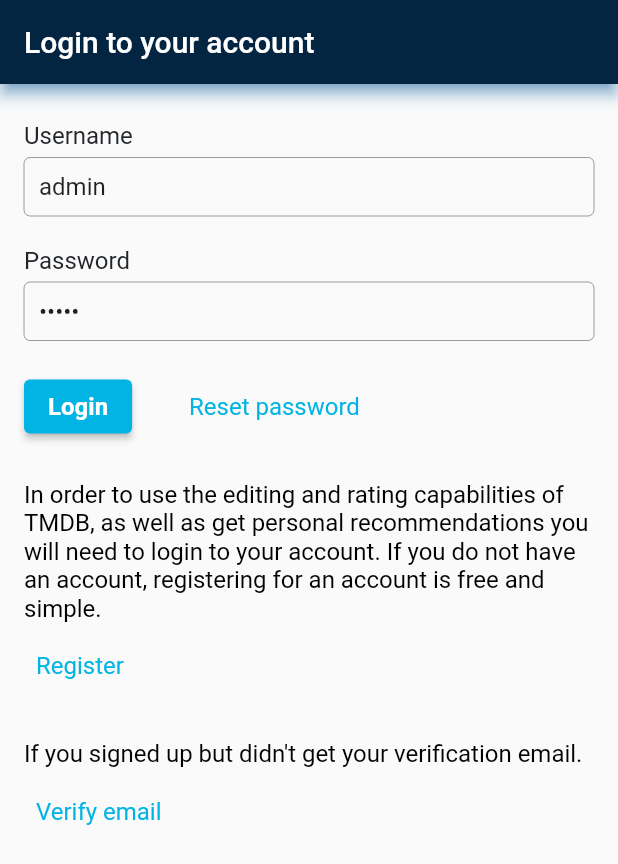
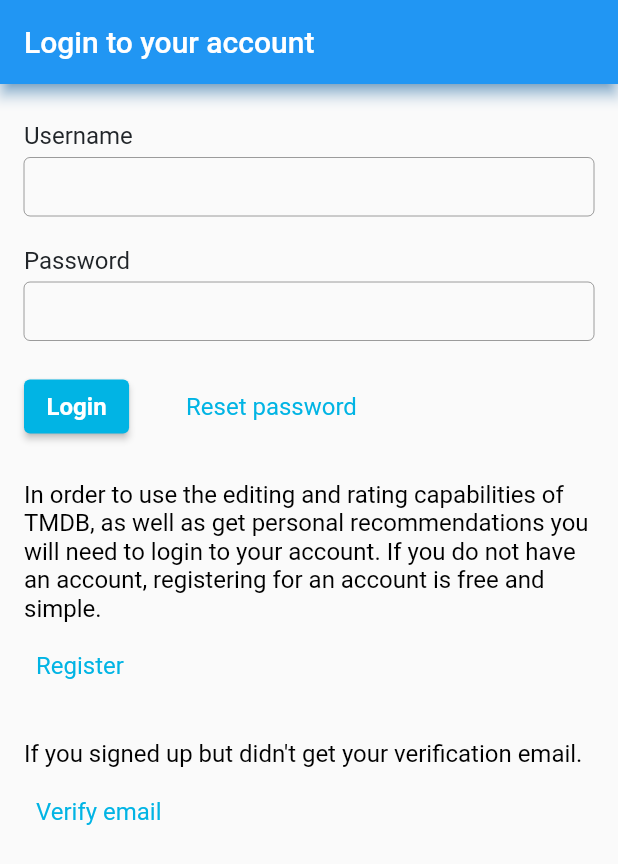
Before and after one commit to Anton533/the-movie-db, a Flutter app: the screen it shows after launch, on a phone screen of 412 x 824 dp. Shown: the top 864 px of the screen. Run offline on Flutter 3.47's test engine with Material 2 defaults, Android fonts, the phone set to English and light mode, and no system bars; statements that could not run were skipped.

Commit message:
add auth_model

```diff
--- a/lib/main.dart
+++ b/lib/main.dart
@@ -1,42 +1,39 @@
 import 'package:flutter/material.dart';
-import 'package:themoviedb/Theme/app_colors.dart';
-import 'package:themoviedb/widgets/auth/auth_widget.dart';
-import 'package:themoviedb/widgets/main_screen/main_screen_widget.dart';
-import 'package:themoviedb/widgets/movie_details_widget/movie_details_widget.dart';
+import 'package:themoviedb/ui/widgets/app/my_app.dart';
 
 void main() {
   runApp(const MyApp());
 }
 
-class MyApp extends StatelessWidget {
-  const MyApp({super.key});
+// class MyApp extends StatelessWidget {
+//   const MyApp({super.key});
 
-  @override
-  Widget build(BuildContext context) {
-    return MaterialApp(
-      title: 'the_movie_db',
-      theme: ThemeData(
-          appBarTheme: const AppBarTheme(
-            backgroundColor: AppColors.mainDarckBlue,
-          ),
-          bottomNavigationBarTheme: const BottomNavigationBarThemeData(
-            backgroundColor: AppColors.mainDarckBlue,
-            selectedItemColor: Colors.white,
-            unselectedItemColor: Colors.grey,
-          )),
-      routes: {
-        '/auth': (context) => const AuthWidget(),
-        '/main_screen': (context) => const MainScreenWidget(),
-        '/main_screen/movie_details': (context) {
-          final arguments = ModalRoute.of(context)?.settings.arguments;
-          if (arguments is int) {
-            return MovieDetailsWidget(movieId: arguments);
-          } else {
-            return const MovieDetailsWidget(movieId: 1);
-          }
-        },
-      },
-      initialRoute: '/auth',
-    );
-  }
-}
+//   @override
+//   Widget build(BuildContext context) {
+//     return MaterialApp(
+//       title: 'the_movie_db',
+//       theme: ThemeData(
+//           appBarTheme: const AppBarTheme(
+//             backgroundColor: AppColors.mainDarckBlue,
+//           ),
+//           bottomNavigationBarTheme: const BottomNavigationBarThemeData(
+//             backgroundColor: AppColors.mainDarckBlue,
+//             selectedItemColor: Colors.white,
+//             unselectedItemColor: Colors.grey,
+//           )),
+//       routes: {
+//         '/auth': (context) => const AuthWidget(),
+//         '/main_screen': (context) => const MainScreenWidget(),
+//         '/main_screen/movie_details': (context) {
+//           final arguments = ModalRoute.of(context)?.settings.arguments;
+//           if (arguments is int) {
+//             return MovieDetailsWidget(movieId: arguments);
+//           } else {
+//             return const MovieDetailsWidget(movieId: 1);
+//           }
+//         },
+//       },
+//       initialRoute: '/auth',
+//     );
+//   }
+// }
--- /dev/null
+++ b/lib/ui/widgets/app/my_app.dart
@@ -0,0 +1,42 @@
+import 'package:flutter/material.dart';
+import 'package:themoviedb/ui/widgets/auth/auth_model.dart';
+import '../../../Theme/app_colors.dart';
+import '../auth/auth_widget.dart';
+import '../main_screen/main_screen_widget.dart';
+import '../movie_details_widget/movie_details_widget.dart';
+
+class MyApp extends StatelessWidget {
+  const MyApp({super.key});
+
+  @override
+  Widget build(BuildContext context) {
+    return MaterialApp(
+      title: 'the_movie_db',
+      theme: ThemeData(
+          appBarTheme: const AppBarTheme(
+            backgroundColor: AppColors.mainDarckBlue,
+          ),
+          bottomNavigationBarTheme: const BottomNavigationBarThemeData(
+            backgroundColor: AppColors.mainDarckBlue,
+            selectedItemColor: Colors.white,
+            unselectedItemColor: Colors.grey,
+          )),
+      routes: {
+        '/auth': (context) => AuthModelProvider(
+              model: AuthModel(),
+              child: const AuthWidget(),
+            ),
+        '/main_screen': (context) => const MainScreenWidget(),
+        '/main_screen/movie_details': (context) {
+          final arguments = ModalRoute.of(context)?.settings.arguments;
+          if (arguments is int) {
+            return MovieDetailsWidget(movieId: arguments);
+          } else {
+            return const MovieDetailsWidget(movieId: 1);
+          }
+        },
+      },
+      initialRoute: '/auth',
+    );
+  }
+}
--- /dev/null
+++ b/lib/ui/widgets/auth/auth_model.dart
@@ -0,0 +1,47 @@
+import 'package:flutter/material.dart';
+
+class AuthModel extends ChangeNotifier {
+  final loginTextController = TextEditingController();
+  final passwordTextController = TextEditingController();
+
+  String? _errorMessage;
+  String? get errorMessage => _errorMessage;
+
+  bool _isAuthProgress = false;
+  bool get canStartAuth => !_isAuthProgress;
+
+  Future<void> auth(BuildContext context) async {}
+}
+
+class AuthModelProvider extends InheritedNotifier {
+  final AuthModel model;
+  const AuthModelProvider({key, required this.model, required Widget child})
+      : super(
+          key: key,
+          notifier: model,
+          child: child,
+        );
+
+  static AuthModelProvider watch(BuildContext context) {
+    final widget =
+        context.dependOnInheritedWidgetOfExactType<AuthModelProvider>();
+    if (widget == null) {
+      throw ErrorDescription(
+          "Widget must be rendered within [AuthModelProvider]");
+    }
+
+    return widget;
+  }
+
+  static AuthModelProvider read(BuildContext context) {
+    final widget = context
+        .getElementForInheritedWidgetOfExactType<AuthModelProvider>()
+        ?.widget;
+
+    if (widget == null || widget is! AuthModelProvider) {
+      throw ErrorDescription(
+          "Widget must be rendered within [AuthModelProvider]");
+    }
+    return widget;
+  }
+}
--- /dev/null
+++ b/lib/ui/widgets/auth/auth_widget.dart
@@ -0,0 +1,290 @@
+import 'package:flutter/material.dart';
+import 'package:themoviedb/ui/theme/app_button_style.dart';
+import 'package:themoviedb/ui/widgets/auth/auth_model.dart';
+
+class AuthWidget extends StatefulWidget {
+  const AuthWidget({super.key});
+
+  @override
+  State<AuthWidget> createState() => _AuthWidgetState();
+}
+
+class _AuthWidgetState extends State<AuthWidget> {
+  @override
+  Widget build(BuildContext context) {
+    return Scaffold(
+      appBar: AppBar(
+        shadowColor: Colors.blue,
+        title: const Text('Login to your account'),
+      ),
+      body: ListView(
+        children: const [
+          _HeaderWidget(),
+        ],
+      ),
+    );
+  }
+}
+
+class _HeaderWidget extends StatelessWidget {
+  const _HeaderWidget();
+
+  @override
+  Widget build(BuildContext context) {
+    const textStyle = TextStyle(
+      fontSize: 16,
+      color: Colors.black,
+    );
+
+    return Padding(
+      padding: const EdgeInsets.symmetric(horizontal: 16),
+      child: Column(
+        crossAxisAlignment: CrossAxisAlignment.start,
+        children: [
+          const SizedBox(height: 25),
+          const _FormWidget(),
+          const SizedBox(height: 25),
+          const Text(
+            'In order to use the editing and rating capabilities of TMDB, as well as get personal recommendations you will need to login to your account. If you do not have an account, registering for an account is free and simple.',
+            style: textStyle,
+          ),
+          const SizedBox(height: 5),
+          TextButton(
+            onPressed: () {},
+            style: AppButtonStyle.linkButton,
+            child: const Text('Register'),
+          ),
+          const SizedBox(height: 25),
+          const Text(
+            'If you signed up but didn\'t get your verification email.',
+            style: textStyle,
+          ),
+          const SizedBox(height: 5),
+          TextButton(
+            onPressed: () {},
+            style: AppButtonStyle.linkButton,
+            child: const Text('Verify email'),
+          ),
+        ],
+      ),
+    );
+  }
+}
+
+class _FormWidget extends StatelessWidget {
+  const _FormWidget({super.key});
+
+  @override
+  Widget build(BuildContext context) {
+    final model = AuthModelProvider.read(context).model;
+    const textStyle = TextStyle(
+      fontSize: 16,
+      color: Color(0xFF212529),
+    );
+
+    // const appColor = Color(0xFF01B4E4);
+
+    const textFieldDecorator = InputDecoration(
+      border: OutlineInputBorder(),
+      isCollapsed: true,
+      contentPadding: EdgeInsets.symmetric(
+        horizontal: 10,
+        vertical: 10,
+      ),
+    );
+
+    return Column(
+      crossAxisAlignment: CrossAxisAlignment.start,
+      children: [
+        const _ErrorMassageWidget(),
+        const Text(
+          'Username',
+          style: textStyle,
+        ),
+        const SizedBox(height: 5),
+        TextField(
+          controller: model.loginTextController, //_loginTextController,
+          decoration: textFieldDecorator,
+        ),
+        const SizedBox(height: 20),
+        const Text(
+          'Password',
+          style: textStyle,
+        ),
+        const SizedBox(height: 5),
+        TextField(
+          controller: model.passwordTextController, //_passwordTextController,
+          decoration: textFieldDecorator,
+          obscureText: true,
+        ),
+        const SizedBox(height: 20),
+        Row(
+          children: [
+            const _AuthButtonWidget(),
+            const SizedBox(width: 30),
+            TextButton(
+              onPressed: () {},
+              style: AppButtonStyle.linkButton,
+              child: const Text('Reset password'),
+            ),
+          ],
+        )
+      ],
+    );
+  }
+}
+
+class _AuthButtonWidget extends StatelessWidget {
+  const _AuthButtonWidget({Key? key}) : super(key: key);
+
+  @override
+  Widget build(BuildContext context) {
+    final model = AuthModelProvider.watch(context).model;
+    const appColor = Color(0xFF01B4E4);
+    final onPressed = model.canStartAuth ? () => model.auth(context) : null;
+
+    return ElevatedButton(
+      onPressed: onPressed, //_auth,
+      style: ButtonStyle(
+        backgroundColor: MaterialStateProperty.all(appColor),
+        foregroundColor: MaterialStateProperty.all(Colors.white),
+        textStyle: MaterialStateProperty.all(
+          const TextStyle(fontSize: 16, fontWeight: FontWeight.w700),
+        ),
+        // ???
+        padding: MaterialStateProperty.all(
+          const EdgeInsets.symmetric(
+            horizontal: 15,
+            vertical: 8,
+          ),
+        ),
+        // ???
+      ),
+      child: const Text('Login'),
+    );
+  }
+}
+
+class _ErrorMassageWidget extends StatelessWidget {
+  const _ErrorMassageWidget();
+
+  @override
+  Widget build(BuildContext context) {
+    final errorMassage = AuthModelProvider.watch(context).model.errorMessage;
+
+    if (errorMassage == null) return const SizedBox.shrink();
+
+    return Padding(
+      padding: const EdgeInsets.only(bottom: 20),
+      child: Text(
+        errorMassage,
+        style: const TextStyle(
+          fontSize: 17,
+          color: Colors.red,
+        ),
+      ),
+    );
+  }
+}
+
+// class _FormWidget extends StatefulWidget {
+//   const _FormWidget();
+
+//   @override
+//   State<_FormWidget> createState() => __FormWidgetState();
+// }
+
+// class __FormWidgetState extends State<_FormWidget> {
+//   final _loginTextController = TextEditingController(text: 'admin');
+//   final _passwordTextController = TextEditingController(text: 'admin');
+//   String errorText = '';
+
+//   void _auth() {
+//     final login = _loginTextController.text;
+//     final password = _passwordTextController.text;
+//     setState(() {
+//       if (login == 'admin' && password == 'admin') {
+//         errorText = '';
+//         // Navigator.of(context).pushNamed('/main_screen');
+//         Navigator.of(context).pushReplacementNamed('/main_screen');
+//       } else {
+//         errorText = 'We couldn\'t validate your login session.';
+//       }
+//     });
+//   }
+
+//   // void _resetPassword() {
+//   //   print('Reset password');
+//   // }
+
+//   @override
+//   Widget build(BuildContext context) {
+//     const textStyle = TextStyle(
+//       fontSize: 16,
+//       color: Color(0xFF212529),
+//     );
+
+//     const appColor = Color(0xFF01B4E4);
+
+//     const textFieldDecorator = InputDecoration(
+//       border: OutlineInputBorder(),
+//       isCollapsed: true,
+//       contentPadding: EdgeInsets.symmetric(
+//         horizontal: 10,
+//         vertical: 10,
+//       ),
+//     );
+
+//     return Column(
+//       crossAxisAlignment: CrossAxisAlignment.start,
+//       children: [
+//         if (errorText != '') ...[
+//           Text(
+//             errorText,
+//             style: const TextStyle(color: Colors.red),
+//           ),
+//           const SizedBox(height: 20)
+//         ],
+//         const Text(
+//           'Username',
+//           style: textStyle,
+//         ),
+//         const SizedBox(height: 5),
+//         TextField(
+//           controller: _loginTextController,
+//           decoration: textFieldDecorator,
+//         ),
+//         const SizedBox(height: 20),
+//         const Text(
+//           'Password',
+//           style: textStyle,
+//         ),
+//         const SizedBox(height: 5),
+//         TextField(
+//           controller: _passwordTextController,
+//           decoration: textFieldDecorator,
+//           obscureText: true,
+//         ),
+//         const SizedBox(height: 20),
+//         Row(
+//           children: [
+//             ElevatedButton(
+//                 onPressed: _auth,
+//                 style: ButtonStyle(
+//                   backgroundColor: MaterialStateProperty.all(appColor),
+//                   foregroundColor: MaterialStateProperty.all(Colors.white),
+//                   textStyle: MaterialStateProperty.all(const TextStyle(
+//                       fontSize: 16, fontWeight: FontWeight.w700)),
+//                 ),
+//                 child: const Text('Login')),
+//             const SizedBox(width: 30),
+//             TextButton(
+//               onPressed: _passwordTextController.clear,
+//               style: AppButtonStyle.linkButton,
+//               child: const Text('Reset password'),
+//             ),
+//           ],
+//         )
+//       ],
+//     );
+//   }
--- a/lib/widgets/movie_details_widget/movie_details_main_info_widget.dart
+++ b/lib/ui/widgets/movie_details_widget/movie_details_main_info_widget.dart
@@ -1,5 +1,5 @@
 import 'package:flutter/material.dart';
-import 'package:themoviedb/elements/radial_percent_widget.dart';
+import 'package:themoviedb/ui/widgets/elements/radial_percent_widget.dart';
 import 'package:themoviedb/resources/resources.dart';
 
 class MovieDetailsMainInfoWidget extends StatelessWidget {
--- a/lib/widgets/auth/auth_widget.dart
+++ /dev/null
@@ -1,174 +0,0 @@
-import 'package:flutter/material.dart';
-import 'package:themoviedb/Theme/app_button_style.dart';
-
-class AuthWidget extends StatefulWidget {
-  const AuthWidget({super.key});
-
-  @override
-  State<AuthWidget> createState() => _AuthWidgetState();
-}
-
-class _AuthWidgetState extends State<AuthWidget> {
-  @override
-  Widget build(BuildContext context) {
-    return Scaffold(
-      appBar: AppBar(
-        shadowColor: Colors.blue,
-        title: const Text('Login to your account'),
-      ),
-      body: ListView(
-        children: const [
-          _HeaderWidget(),
-        ],
-      ),
-    );
-  }
-}
-
-class _HeaderWidget extends StatelessWidget {
-  const _HeaderWidget();
-
-  @override
-  Widget build(BuildContext context) {
-    const textStyle = TextStyle(
-      fontSize: 16,
-      color: Colors.black,
-    );
-
-    return Padding(
-      padding: const EdgeInsets.symmetric(horizontal: 16),
-      child: Column(
-        crossAxisAlignment: CrossAxisAlignment.start,
-        children: [
-          const SizedBox(height: 25),
-          const _FormWidget(),
-          const SizedBox(height: 25),
-          const Text(
-            'In order to use the editing and rating capabilities of TMDB, as well as get personal recommendations you will need to login to your account. If you do not have an account, registering for an account is free and simple.',
-            style: textStyle,
-          ),
-          const SizedBox(height: 5),
-          TextButton(
-            onPressed: () {},
-            style: AppButtonStyle.linkButton,
-            child: const Text('Register'),
-          ),
-          const SizedBox(height: 25),
-          const Text(
-            'If you signed up but didn\'t get your verification email.',
-            style: textStyle,
-          ),
-          const SizedBox(height: 5),
-          TextButton(
-            onPressed: () {},
-            style: AppButtonStyle.linkButton,
-            child: const Text('Verify email'),
-          ),
-        ],
-      ),
-    );
-  }
-}
-
-class _FormWidget extends StatefulWidget {
-  const _FormWidget();
-
-  @override
-  State<_FormWidget> createState() => __FormWidgetState();
-}
-
-class __FormWidgetState extends State<_FormWidget> {
-  final _loginTextController = TextEditingController(text: 'admin');
-  final _passwordTextController = TextEditingController(text: 'admin');
-  String errorText = '';
-
-  void _auth() {
-    final login = _loginTextController.text;
-    final password = _passwordTextController.text;
-    setState(() {
-      if (login == 'admin' && password == 'admin') {
-        errorText = '';
-        // Navigator.of(context).pushNamed('/main_screen');
-        Navigator.of(context).pushReplacementNamed('/main_screen');
-      } else {
-        errorText = 'We couldn\'t validate your login session.';
-      }
-    });
-  }
-
-  // void _resetPassword() {
-  //   print('Reset password');
-  // }
-
-  @override
-  Widget build(BuildContext context) {
-    const textStyle = TextStyle(
-      fontSize: 16,
-      color: Color(0xFF212529),
-    );
-
-    const appColor = Color(0xFF01B4E4);
-
-    const textFieldDecorator = InputDecoration(
-      border: OutlineInputBorder(),
-      isCollapsed: true,
-      contentPadding: EdgeInsets.symmetric(
-        horizontal: 10,
-        vertical: 10,
-      ),
-    );
-
-    return Column(
-      crossAxisAlignment: CrossAxisAlignment.start,
-      children: [
-        if (errorText != '') ...[
-          Text(
-            errorText,
-            style: const TextStyle(color: Colors.red),
-          ),
-          const SizedBox(height: 20)
-        ],
-        const Text(
-          'Username',
-          style: textStyle,
-        ),
-        const SizedBox(height: 5),
-        TextField(
-          controller: _loginTextController,
-          decoration: textFieldDecorator,
-        ),
-        const SizedBox(height: 20),
-        const Text(
-          'Password',
-          style: textStyle,
-        ),
-        const SizedBox(height: 5),
-        TextField(
-          controller: _passwordTextController,
-          decoration: textFieldDecorator,
-          obscureText: true,
-        ),
-        const SizedBox(height: 20),
-        Row(
-          children: [
-            ElevatedButton(
-                onPressed: _auth,
-                style: ButtonStyle(
-                  backgroundColor: MaterialStateProperty.all(appColor),
-                  foregroundColor: MaterialStateProperty.all(Colors.white),
-                  textStyle: MaterialStateProperty.all(const TextStyle(
-                      fontSize: 16, fontWeight: FontWeight.w700)),
-                ),
-                child: const Text('Login')),
-            const SizedBox(width: 30),
-            TextButton(
-              onPressed: _passwordTextController.clear,
-              style: AppButtonStyle.linkButton,
-              child: const Text('Reset password'),
-            ),
-          ],
-        )
-      ],
-    );
-  }
-}
```
Also changed, not shown: lib/ui/theme/app_button_style.dart (renamed from lib/Theme/app_button_style.dart), lib/ui/theme/app_colors.dart (renamed from lib/Theme/app_colors.dart), lib/ui/widgets/elements/radial_percent_widget.dart (renamed from lib/elements/radial_percent_widget.dart), lib/ui/widgets/main_screen/main_screen_widget.dart (renamed from lib/widgets/main_screen/main_screen_widget.dart), lib/ui/widgets/movie_details_widget/movie_details_main_screen_cast_widget.dart (renamed from lib/widgets/movie_details_widget/movie_details_main_screen_cast_widget.dart), lib/ui/widgets/movie_details_widget/movie_details_widget.dart (renamed from lib/widgets/movie_details_widget/movie_details_widget.dart), lib/ui/widgets/movie_list/movie_list_widget.dart (renamed from lib/widgets/movie_list/movie_list_widget.dart).
